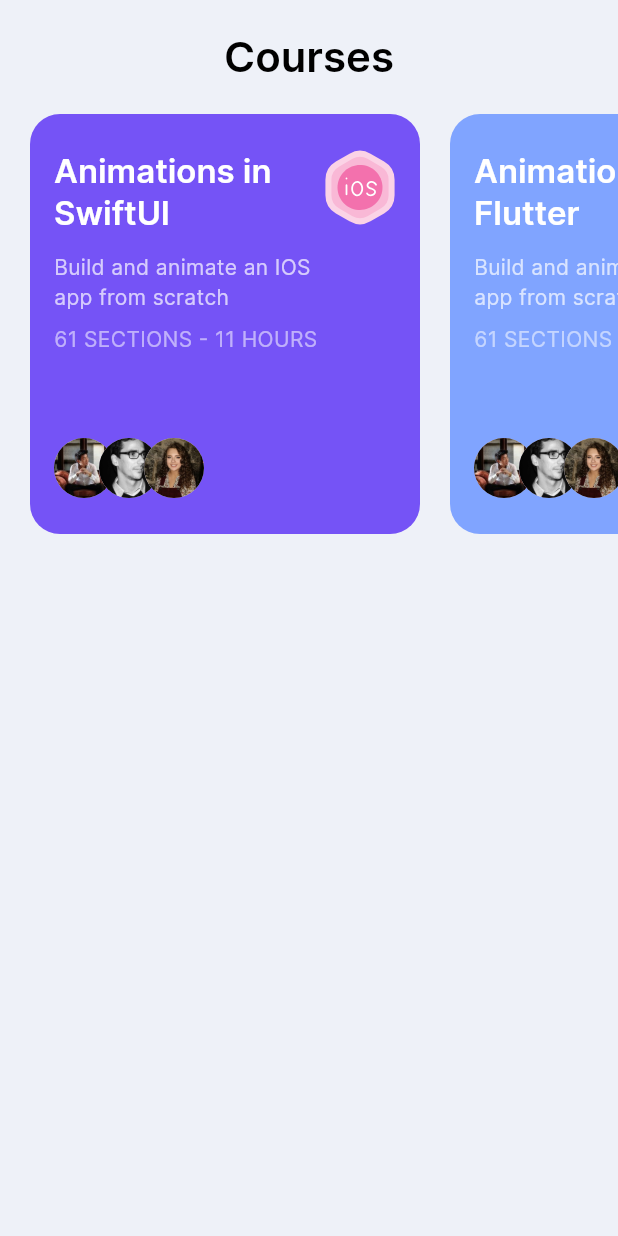
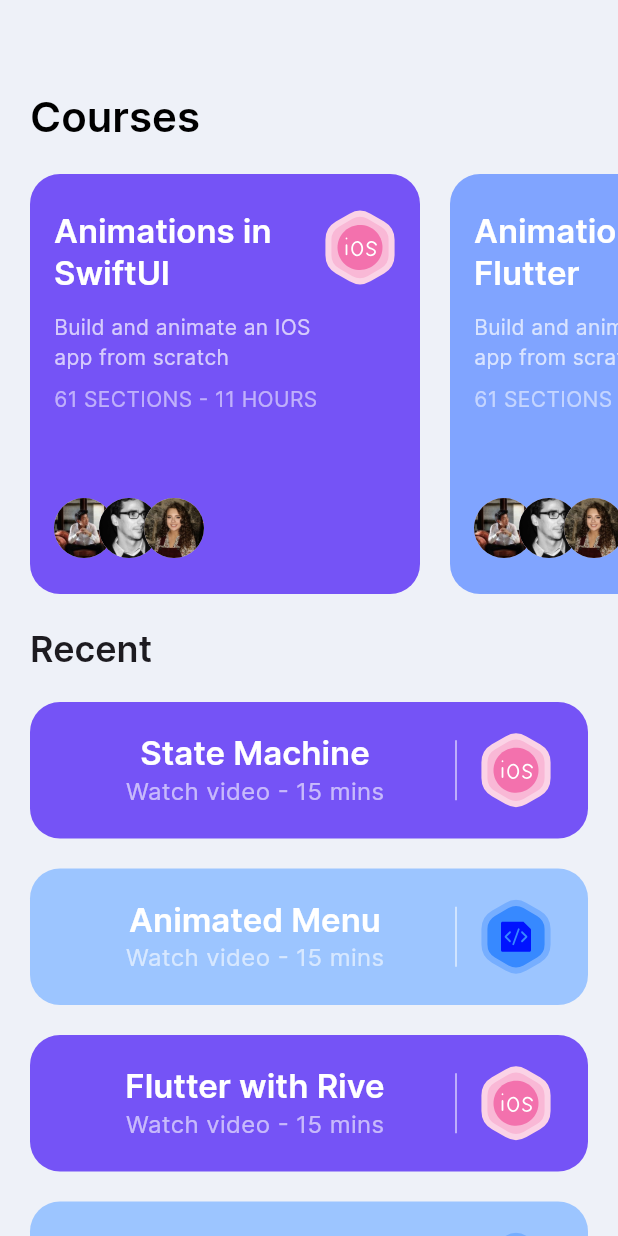
Before and after one commit to guille552/Build-an-Animated-App-with-Rive-and-Flutter-Starting, a Flutter app: the HomeScreen screen opened directly, on a phone screen of 412 x 824 dp. Run offline on Flutter 3.47's test engine with Material 3 defaults, Android fonts, the phone set to English and light mode, and no system bars; our stand-ins replace flutter_svg, rive; missing offline and left inert: dart:ffi.

Commit message:
episodio final
side menu
animacion al abrir menu,iconos, etc

```diff
--- a/lib/main.dart
+++ b/lib/main.dart
@@ -1,9 +1,12 @@
 import 'package:flutter/material.dart';
+import 'package:rive_animation/screens/home/components/side_menu.dart';
 import 'package:rive_animation/screens/onboding/onboding_screen.dart';
+import 'package:rive_animation/utils/entry_point.dart';
 
 void main() {
   runApp(const MyApp());
 }
+
 //Vamos a ejecutar la aplicación
 class MyApp extends StatelessWidget {
   const MyApp({super.key});
@@ -27,7 +30,7 @@ class MyApp extends StatelessWidget {
           errorBorder: defaultInputBorder,
         ),
       ),
-      home: const OnboardingScreen(),
+      home: const EntryPoint(),
     );
   }
 }
--- /dev/null
+++ b/lib/screens/home/components/side_menu.dart
@@ -0,0 +1,102 @@
+import 'package:flutter/cupertino.dart';
+import 'package:flutter/material.dart';
+import 'package:rive/rive.dart';
+import 'package:rive_animation/model/rive_asset.dart';
+import 'package:rive_animation/utils/rive_utils.dart';
+
+import '../../../components/side_menu_tile.dart';
+import 'info_card.dart';
+
+class SideMenu extends StatefulWidget {
+  const SideMenu({super.key});
+
+  @override
+  State<SideMenu> createState() => _SideMenuState();
+}
+
+class _SideMenuState extends State<SideMenu> {
+  RiveAsset selectedMenu = sideMenus.first;
+  @override
+  Widget build(BuildContext context) {
+    return Scaffold(
+      body: Container(
+        width: 288,
+        height: double.infinity,
+        color: const Color(0xFF17203A),
+        child: SafeArea(
+          child: Column(
+            crossAxisAlignment: CrossAxisAlignment.start,
+            children: [
+              const InfoCard(
+                name: "Abu Anwar",
+                profession: "YouTuber",
+              ),
+              Padding(
+                padding: const EdgeInsets.only(left: 24, top: 32, bottom: 16),
+                child: Text(
+                  "Browse".toUpperCase(),
+                  style: Theme.of(context)
+                      .textTheme
+                      .titleMedium!
+                      .copyWith(color: Colors.white70),
+                ),
+              ),
+              ...sideMenus.map(
+                (menu) => SideMenuTile(
+                  menu: menu,
+                  riveonInit: (artboard) {
+                    StateMachineController controller =
+                        RiveUtils.getRiveController(artboard,
+                            stateMachineName: menu.stateachineName);
+                    menu.input = controller.findSMI("active") as SMIBool;
+                  },
+                  press: () {
+                    menu.input!.change(true);
+                    Future.delayed(const Duration(seconds: 1), () {
+                      menu.input!.change(false);
+                    });
+                    setState(() {
+                      selectedMenu = menu;
+                    });
+                  },
+                  isActive: selectedMenu == menu,
+                ),
+              ),
+              Padding(
+                padding: const EdgeInsets.only(left: 24, top: 32, bottom: 16),
+                child: Text(
+                  "History".toUpperCase(),
+                  style: Theme.of(context)
+                      .textTheme
+                      .titleMedium!
+                      .copyWith(color: Colors.white70),
+                ),
+              ),
+              ...sideMenu2.map(
+                (menu) => SideMenuTile(
+                  menu: menu,
+                  riveonInit: (artboard) {
+                    StateMachineController controller =
+                        RiveUtils.getRiveController(artboard,
+                            stateMachineName: menu.stateachineName);
+                    menu.input = controller.findSMI("active") as SMIBool;
+                  },
+                  press: () {
+                    menu.input!.change(true);
+                    Future.delayed(const Duration(seconds: 1), () {
+                      menu.input!.change(false);
+                    });
+                    setState(() {
+                      selectedMenu = menu;
+                    });
+                  },
+                  isActive: selectedMenu == menu,
+                ),
+              ),
+            ],
+          ),
+        ),
+      ),
+    );
+  }
+}
--- a/lib/screens/home/home_screen.dart
+++ b/lib/screens/home/home_screen.dart
@@ -1,5 +1,6 @@
 import 'package:flutter/material.dart';
 import 'package:flutter/widgets.dart';
+import 'package:flutter_svg/flutter_svg.dart';
 import 'package:rive_animation/screens/home/components/course_card.dart';
 
 import '../../model/course.dart';
@@ -11,17 +12,15 @@ class HomeScreen extends StatelessWidget {
   Widget build(BuildContext context) {
     return Scaffold(
       body: SafeArea(
+        bottom: false,
+        child: SingleChildScrollView(
           child: Column(
+            crossAxisAlignment: CrossAxisAlignment.start,
             children: [
+              const SizedBox(height: 40),
               Padding(
                 padding: const EdgeInsets.all(20),
-              child: Text(
-                "Courses",
-                style: Theme.of(context)
-                    .textTheme
-                    .headlineMedium!
-                    .copyWith(color: Colors.black, fontWeight: FontWeight.w600),
-              ),
+                child: SectionTitle(),
               ),
               SingleChildScrollView(
                 scrollDirection: Axis.horizontal,
@@ -35,10 +34,93 @@ class HomeScreen extends StatelessWidget {
                         .toList(),
                   ],
                 ),
+              ),
+              Padding(
+                padding: const EdgeInsets.all(20),
+                child: Text(
+                  "Recent",
+                  style: Theme.of(context)
+                      .textTheme
+                      .headlineSmall!
+                      .copyWith(fontWeight: FontWeight.w600),
+                ),
+              ),
+              ...recentCourses.map(
+                (course) => Padding(
+                  padding:
+                      const EdgeInsets.only(left: 20, right: 20, bottom: 20),
+                  child: SecondaryCourseCard(course: course),
+                ),
               )
             ],
+          ),
         ),
       ),
     );
   }
 }
+
+class SecondaryCourseCard extends StatelessWidget {
+  const SecondaryCourseCard({
+    Key? key,
+    required this.course,
+  }) : super(key: key);
+
+  final Course course;
+  @override
+  Widget build(BuildContext context) {
+    return Container(
+      padding: EdgeInsets.symmetric(horizontal: 24, vertical: 20),
+      decoration: BoxDecoration(
+        color: course.bgColor,
+        borderRadius: BorderRadius.all(Radius.circular(20)),
+      ),
+      child: Row(
+        children: [
+          Expanded(
+            child: Column(
+              children: [
+                Text(
+                  course.title,
+                  style: Theme.of(context).textTheme.titleLarge!.copyWith(
+                        color: Colors.white,
+                        fontWeight: FontWeight.w600,
+                      ),
+                ),
+                Text(
+                  "Watch video - 15 mins",
+                  style: TextStyle(color: Colors.white60, fontSize: 16),
+                ),
+              ],
+            ),
+          ),
+          SizedBox(
+            height: 40,
+            child: VerticalDivider(
+              color: Colors.white70,
+            ),
+          ),
+          SizedBox(width: 8),
+          SvgPicture.asset(course.iconSrc)
+        ],
+      ),
+    );
+  }
+}
+
+class SectionTitle extends StatelessWidget {
+  const SectionTitle({
+    super.key,
+  });
+
+  @override
+  Widget build(BuildContext context) {
+    return Text(
+      "Courses",
+      style: Theme.of(context)
+          .textTheme
+          .headlineMedium!
+          .copyWith(color: Colors.black, fontWeight: FontWeight.w600),
+    );
+  }
+}
```
Also changed, not shown: lib/components/side_menu_tile.dart (added, +67 -0 lines), lib/model/menu_btn.dart (added, +41 -0 lines), lib/model/rive_asset.dart (+42 -0 lines), lib/screens/home/components/info_card.dart (added, +33 -0 lines), lib/utils/entry_point.dart (+104 -5 lines). Lines whose indentation alone changed are shown as unchanged.
